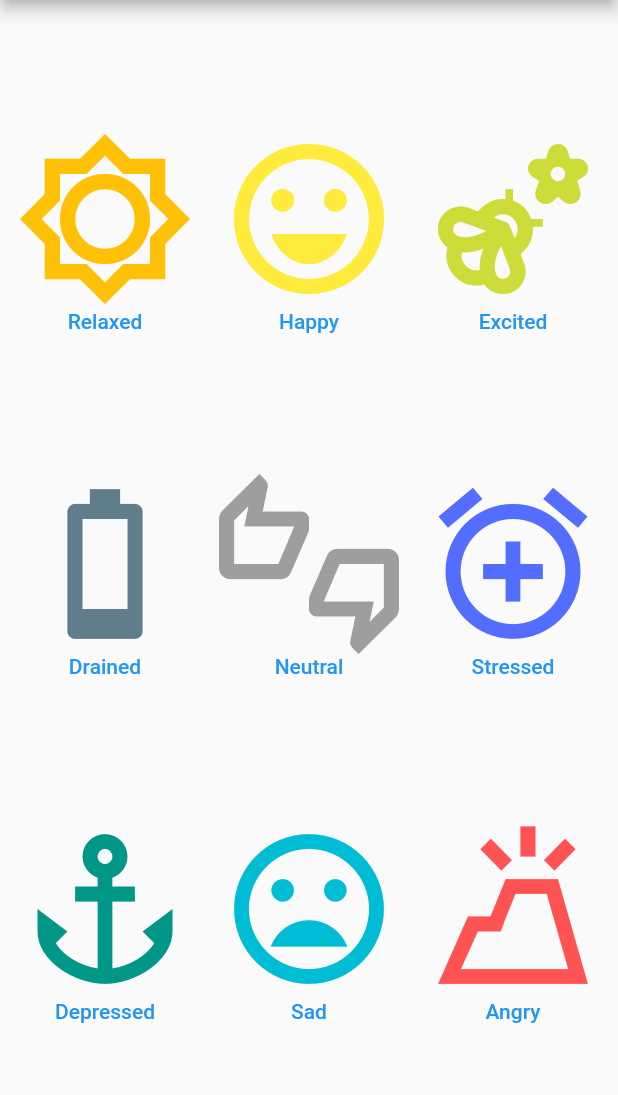
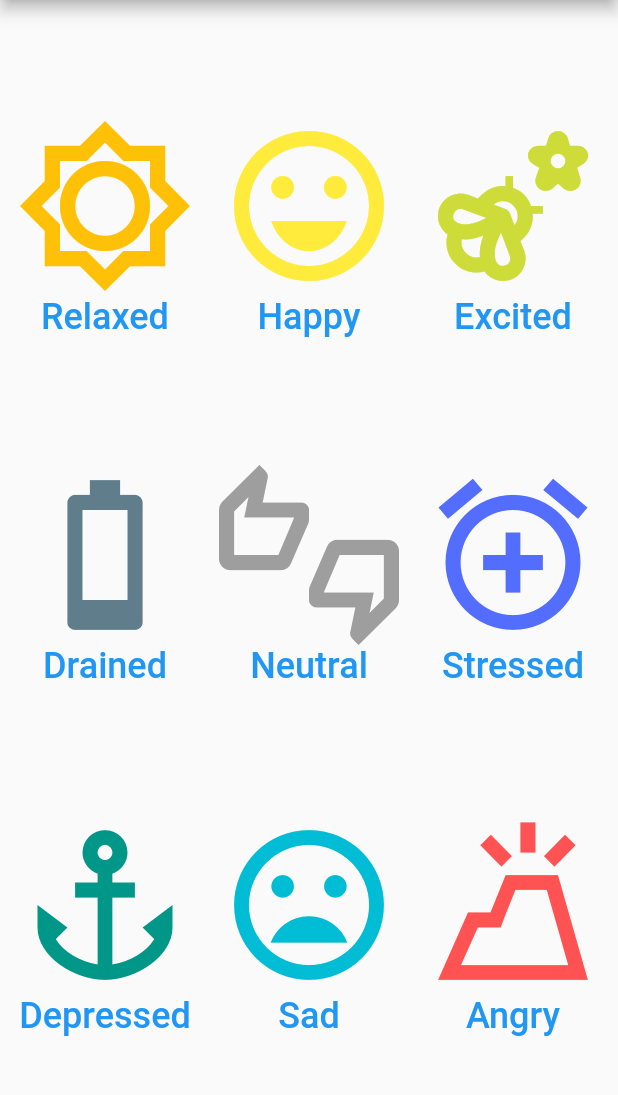
Before and after one commit to Caleb-Flegel/PiratePlusApp, a Flutter app: the screen it shows after launch, on a phone screen of 412 x 824 dp, the part 84-1179 px from its top. Run offline on Flutter 3.47's test engine with Material 2 defaults, Android fonts, the phone set to English and light mode, and no system bars; missing offline and left inert: mysql1; project files that could hold a hidden picture were left out.

Commit message:
Text Size

```diff
--- a/lib/main.dart
+++ b/lib/main.dart
@@ -94,7 +94,9 @@ class _basicState extends State<basic> {
                       color: Colors.amber,
                       size: 120.0,
                     ),
-                    Text('Relaxed'),
+                    Text('Relaxed',
+                      style: TextStyle (fontSize: 24.0),
+                      ),
                   ]
                 ),
               ),
@@ -108,7 +110,9 @@ class _basicState extends State<basic> {
                       color: Colors.yellow,
                       size: 120.0,
                     ),
-                    Text('Happy'),
+                    Text('Happy',
+                      style: TextStyle(fontSize: 24.0),
+                    ),
                   ]
                 ),
               ),
@@ -122,7 +126,9 @@ class _basicState extends State<basic> {
                       color: Colors.lime,
                       size: 120.0,
                     ),
-                    Text('Excited'),
+                    Text('Excited',
+                      style: TextStyle(fontSize: 24.0),
+                    ),
                   ],
                 ),
               )
@@ -141,7 +147,9 @@ class _basicState extends State<basic> {
                       color: Colors.blueGrey,
                       size: 120.0,
                     ),
-                    Text('Drained'),
+                    Text('Drained',
+                      style: TextStyle(fontSize: 24.0),
+                    ),
                   ]
                 ),
               ),
@@ -155,7 +163,9 @@ class _basicState extends State<basic> {
                       color: Colors.grey,
                       size: 120.0,
                     ),
-                    Text('Neutral'),
+                    Text('Neutral',
+                      style: TextStyle(fontSize: 24.0),
+                    ),
                   ]
                 ),
               ),
@@ -169,7 +179,9 @@ class _basicState extends State<basic> {
                       color: Colors.indigoAccent,
                       size: 120.0
                     ),
-                    Text('Stressed'),
+                    Text('Stressed',
+                      style: TextStyle(fontSize: 24.0),
+                    ),
                   ],
                 ),
               )
@@ -188,7 +200,9 @@ class _basicState extends State<basic> {
                       color: Colors.teal,
                       size: 120.0
                     ),
-                    Text('Depressed'),
+                    Text('Depressed',
+                      style: TextStyle(fontSize: 24.0),
+                    ),
                   ]
                 ),
               ),
@@ -200,7 +214,9 @@ class _basicState extends State<basic> {
                       color: Colors.cyan,
                       size: 120.0,
                     ),
-                    Text('Sad'),
+                    Text('Sad',
+                      style: TextStyle(fontSize: 24.0),
+                    ),
                   ]
                 ),
               ),
@@ -212,7 +228,9 @@ class _basicState extends State<basic> {
                       color: Colors.redAccent,
                       size: 120.0,
                     ),
-                    Text('Angry'),
+                    Text('Angry',
+                      style: TextStyle(fontSize: 24.0),
+                    ),
                   ],
                 ),
               )
```
